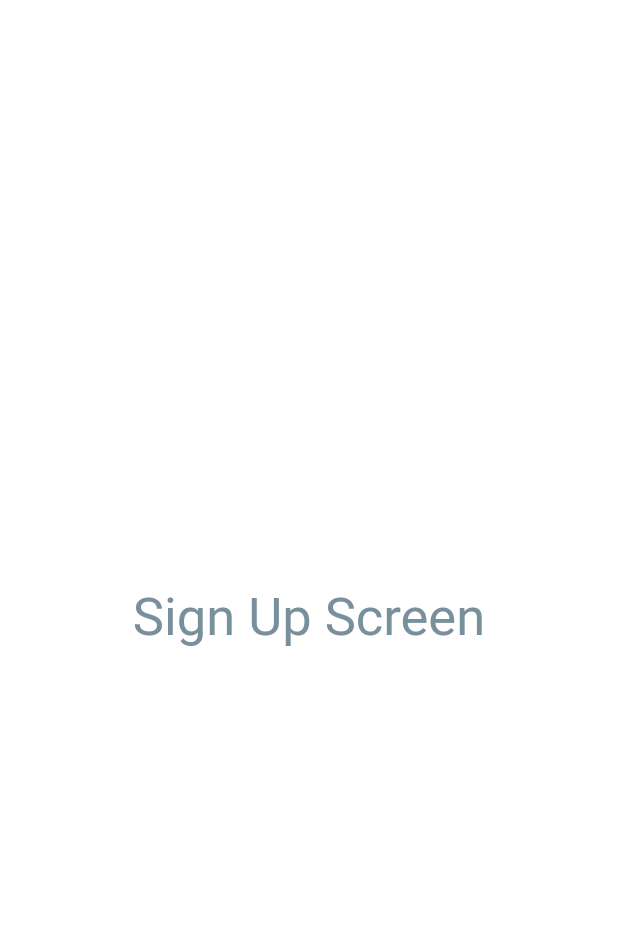
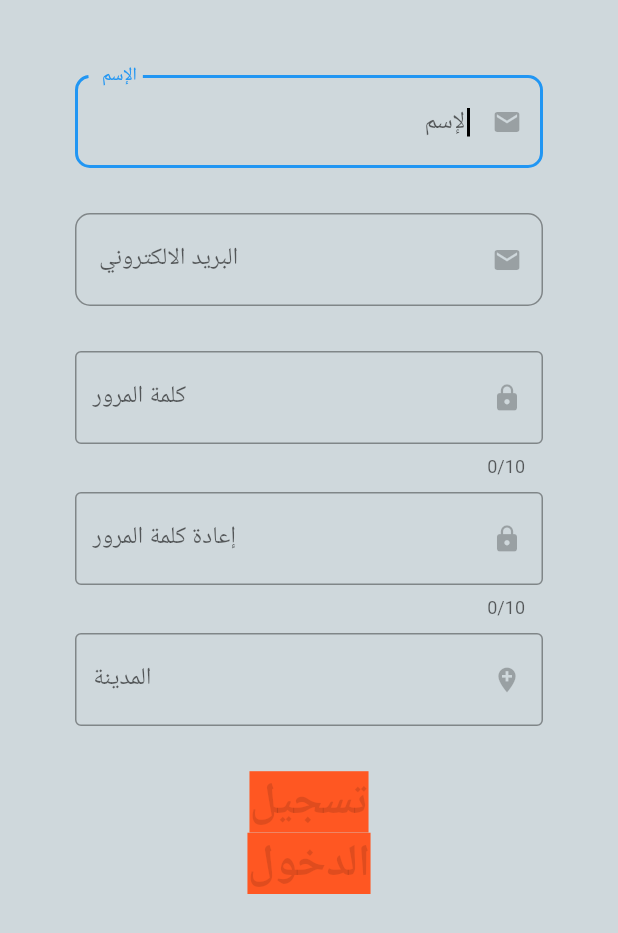
Before and after one commit to ma-22li/Erga-project, a Flutter app: the screen it shows after launch, on a phone screen of 412 x 824 dp. Shown: the top 933 px of the screen. Run offline on Flutter 3.47's test engine with Material 2 defaults, Android fonts, the light colour scheme and no system bars; missing offline and left inert: dart:js.

Commit message:
mobile frontend created

```diff
--- a/flutter_project/lib/sign_up.dart
+++ b/flutter_project/lib/sign_up.dart
@@ -3,52 +3,169 @@ import 'package:group_plus/api.dart';
 import 'package:group_plus/response.dart';
 
 //Classes
+
+  // Controllers
+
 class SignUpPage extends StatefulWidget {
-  const SignUpPage({Key? key, required this.title }) : super (key: key);
+    const SignUpPage({Key? key, required this.title }) : super (key: key);
   final String title;
 
   @override
-  State<SignUpPage> createState()=> _SignUpPageState();
+  State<SignUpPage> createState() => _SignUpPageState();
 }
 
-class _SignUpPageState extends State<SignUpPage>{
+class _SignUpPageState extends State<SignUpPage> {
+   Widget build(BuildContext context) {
 
-  // Controllers
+    return Scaffold(
+     backgroundColor: Colors.blueGrey.shade100,
+      body: Container(
+         padding: EdgeInsets.all(50.0),
+            child: Column(
+                children: <Widget>[
+                  /*
+                  SizedBox(height: 200.0,child:Image.asset("",fit: BoxFit.contain,) ),
+                  */
+                                                      TextField(
+                    autocorrect:false,
+                    textInputAction: TextInputAction.unspecified,
+                    controller: null,
+                    textAlign: TextAlign.right,
+                    textDirection: TextDirection.ltr,
+                    autofocus: true,
+                    cursorColor: Colors.black,
+                    decoration: InputDecoration(
+                      suffixIcon: Icon(Icons.email,color: Colors.black26,size: 20,),
+                      hintText: "الإسم",
+                      labelText: " الإسم ",
+                      border: OutlineInputBorder(borderRadius:BorderRadius.circular(10))
+
+                    ),
+                  ),
+                  SizedBox(height: 30.0,),
+
+                  TextField(
+                    autocorrect:false,
+                    textInputAction: TextInputAction.unspecified,
+                    controller: null,
+                    textAlign: TextAlign.right,
+                    textDirection: TextDirection.ltr,
+                    autofocus: true,
+                    cursorColor: Colors.black,
+                    decoration: InputDecoration(
+                      suffixIcon: Icon(Icons.email,color: Colors.black26,size: 20,),
+                      hintText: "البريد الالكتروني",
+                      labelText: "البريد الالكتروني ",
+                      border: OutlineInputBorder(borderRadius:BorderRadius.circular(10))
+
+                    ),
+                    /*
+                    style: TextStyle(
+                      color: Colors.pinkAccent,
+                    ),
+                    */
+                  ),
+
+                  SizedBox(height: 30.0,),
+
+
+                  TextField(
+                    obscureText: true,
+                    autocorrect:false,
+                    textInputAction: TextInputAction.unspecified,
+                    controller: null,
+                    textAlign: TextAlign.right,
+                    textDirection: TextDirection.ltr,
+                    autofocus: true,
+                    maxLength: 10,
+                    cursorColor: Colors.black,
+                    decoration: InputDecoration(
+                      suffixIcon: Icon(Icons.https,color: Colors.black26,size: 20,),
+                      hintText: "كلمة المرور",
+                      labelText: "كلمة المرور",
+                      border: OutlineInputBorder()
+                    ),
+                    /*
+                    style: TextStyle(
+                      color: Colors.pinkAccent,
+                    ),
+                    */
+
+                  ),
+                  SizedBox(height: 10.0,),
+                  TextField(
+                    obscureText: true,
+                    autocorrect:false,
+                    textInputAction: TextInputAction.unspecified,
+                    controller: null,
+                    textAlign: TextAlign.right,
+                    textDirection: TextDirection.ltr,
+                    autofocus: true,
+                    maxLength: 10,
+                    cursorColor: Colors.black,
+                    decoration: InputDecoration(
+                      suffixIcon: Icon(Icons.https,color: Colors.black26,size: 20,),
+                      hintText: "إعادة كلمة المرور" ,
+                      labelText: "إعادة كلمة المرور",
+                      border: OutlineInputBorder()
+                    ),
+                    /*
+                    style: TextStyle(
+                      color: Colors.pinkAccent,
+                    ),
+                    */
+
+                  ),
+                  SizedBox(height: 10.0,),
+                  TextField(
+                    obscureText: true,
+                    autocorrect:false,
+                    textInputAction: TextInputAction.unspecified,
+                    controller: null,
+                    textAlign: TextAlign.right,
+                    textDirection: TextDirection.rtl,
+                    autofocus: true,
+                    cursorColor: Colors.black,
+                    decoration: InputDecoration(
+                      suffixIcon: Icon(Icons.add_location,color: Colors.black26,size: 20,),
+                      hintText: "المدينة" ,
+                      labelText: "المدينة",                      border: OutlineInputBorder()
+                    ),
+                    /*
+                    style: TextStyle(
+                      color: Colors.pinkAccent,
+                    ),
+                    */
+                     ),
+
+                    SizedBox(height: 30.0,),
+
+                  SizedBox(height: 200.0,
+
+                  child:
+                  SizedBox(height: 100.0,width: 100,
+                  child:
+                  Text("تسجيل الدخول",
+                  textAlign: TextAlign.center,
+                  style: TextStyle(
+                  fontSize: 30,
+                  color: Colors.black12,
+                   fontWeight:FontWeight.bold,
+                   backgroundColor:Colors.deepOrange)) ,) )
 
 
 
+                ]
+
+            )
 
 
 
+      ),
 
-  // App interface
-@override
-Widget build(BuildContext context){
-  return Scaffold(
-      backgroundColor: Colors.white70,
-      body: SafeArea(
-      child: Center(
-      child: Column(
-      mainAxisAlignment: MainAxisAlignment.center,
-      children: [
-  SizedBox(height: 20),
-  Text(
-  'Sign Up Screen',
-  style: TextStyle(fontSize: 35, color: Colors.blueGrey[400]),
-  ),
-  SizedBox(height: 20),
-
-        //Sign up form
-
-
-
-
-
-
-
-
-      ],),),),);
-}}
+    );
+  }
+}
 
 //Sign up button
 //On press > Get values from TextFields using controllers.
```
Also changed, not shown: 1 other file.
